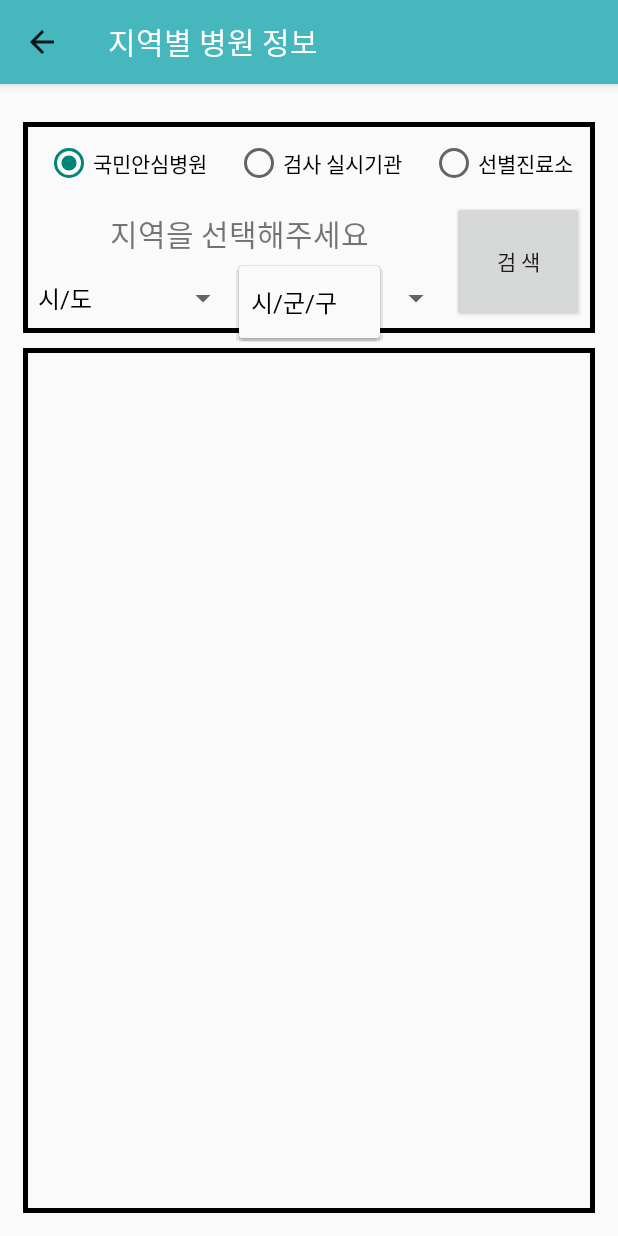
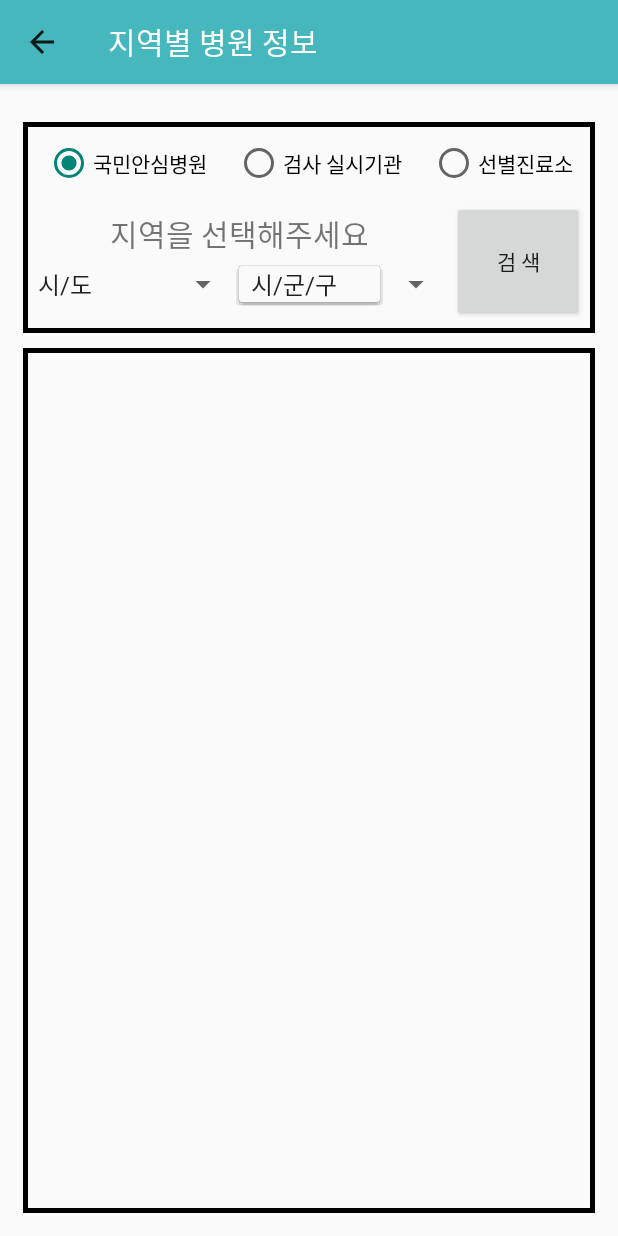
Before and after one commit to qpdh/Covid-19-Notice, an Android app: the HospitalInformationActivity screen opened directly, with no data from a screen before it, after a tap on "시/군/구", on a phone screen of 412 x 824 dp. Run offline under Robolectric (Android 15) with nearby library versions, the phone set to English and light mode, and no system bars; 2 statements that could not run were skipped.

Commit message:
스피너 수정

```diff
--- a/Covid_Notifier/app/src/main/java/kr/ac/kpu/covid_notifier/HospitalInformationActivity.java
+++ b/Covid_Notifier/app/src/main/java/kr/ac/kpu/covid_notifier/HospitalInformationActivity.java
@@ -248,7 +248,7 @@ public class HospitalInformationActivity extends AppCompatActivity {
 
     // 스피너 목록 설정하는 메소드
     private void spinner() {
-        array1 = new ArrayAdapter<String>(this, android.R.layout.simple_spinner_dropdown_item);
+        array1 = new ArrayAdapter<String>(this, android.R.layout.simple_spinner_item);
         array1.add("시/도");
         array1.addAll(sgguNmDict.keySet().toArray(new String[sgguNmDict.size()]));
         //array1 = new ArrayAdapter<String>(this, android.R.layout.simple_spinner_dropdown_item, sgguNmDict.keySet().toArray(new String[sgguNmDict.size()]));
@@ -266,13 +266,13 @@ public class HospitalInformationActivity extends AppCompatActivity {
                         Log.d(TAG, k);
                     }
 
-                    array2 = new ArrayAdapter<String>(getApplicationContext(), android.R.layout.simple_spinner_dropdown_item);
+                    array2 = new ArrayAdapter<String>(getApplicationContext(), android.R.layout.simple_spinner_item);
                     array2.add("시/군/구");
                     array2.addAll(sgguNmDict.get(sidoNm).toArray(new String[sgguNmDict.get(sidoNm).size()]));
                     //array2 = new ArrayAdapter<String>(getApplicationContext(), android.R.layout.simple_spinner_dropdown_item, sgguNmDict.get(sidoNm).toArray(new String[sgguNmDict.get(sidoNm).size()]));
                     spin2.setAdapter(array2);
                 } else {
-                    array2 = new ArrayAdapter<String>(getApplicationContext(), android.R.layout.simple_spinner_dropdown_item);
+                    array2 = new ArrayAdapter<String>(getApplicationContext(), android.R.layout.simple_spinner_item);
                     array2.add("시/군/구");
                     spin2.setAdapter(array2);
                 }
```
